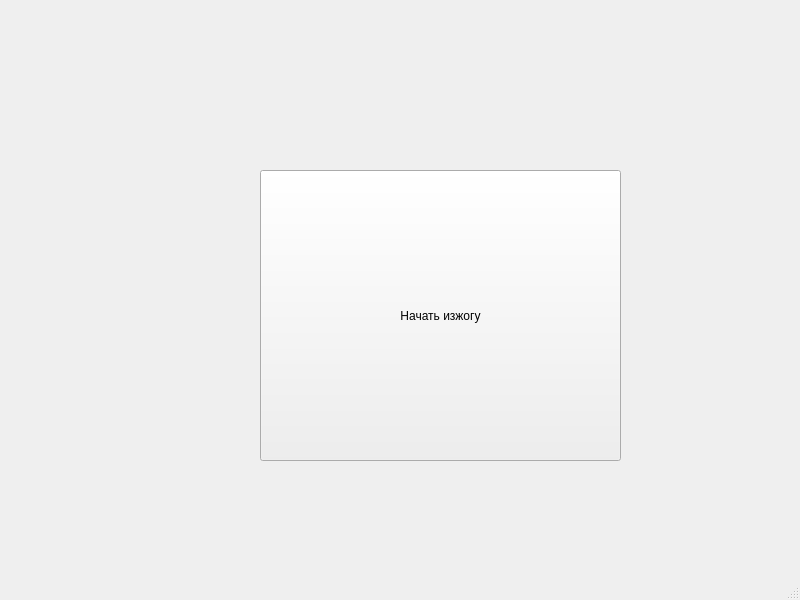
Above: mainwindow2.ui from LektorSpb/organizator before the change. Below: the same form after it.
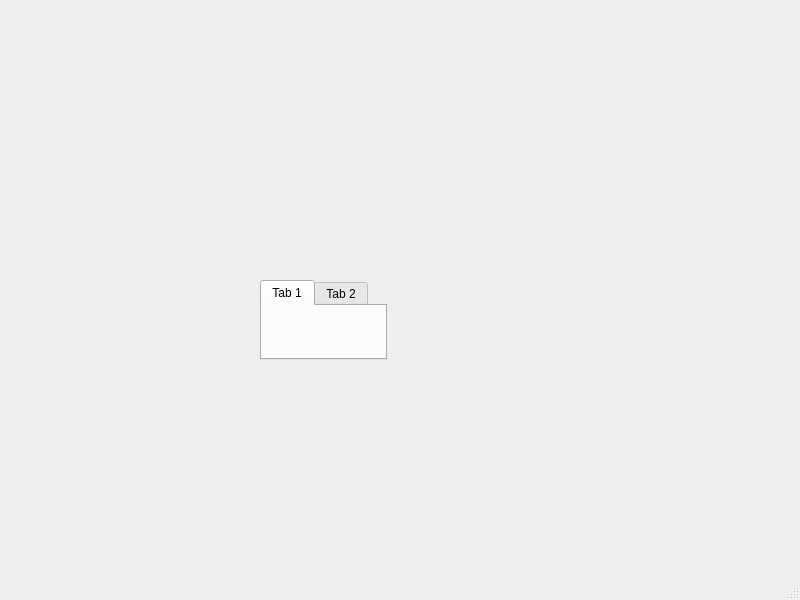
That is the form after the change.

Patch:
```diff
--- a/mainwindow2.ui
+++ b/mainwindow2.ui
@@ -14,18 +14,25 @@
    <string>MainWindow</string>
   </property>
   <widget class="QWidget" name="centralwidget">
-   <widget class="QPushButton" name="pushButton">
+   <widget class="QTabWidget" name="tabWidget">
     <property name="geometry">
      <rect>
       <x>260</x>
-      <y>170</y>
-      <width>361</width>
-      <height>291</height>
+      <y>280</y>
+      <width>127</width>
+      <height>80</height>
      </rect>
     </property>
-    <property name="text">
-     <string>Начать изжогу</string>
-    </property>
+    <widget class="QWidget" name="tab">
+     <attribute name="title">
+      <string>Tab 1</string>
+     </attribute>
+    </widget>
+    <widget class="QWidget" name="tab_2">
+     <attribute name="title">
+      <string>Tab 2</string>
+     </attribute>
+    </widget>
    </widget>
   </widget>
   <widget class="QMenuBar" name="menubar">
```
